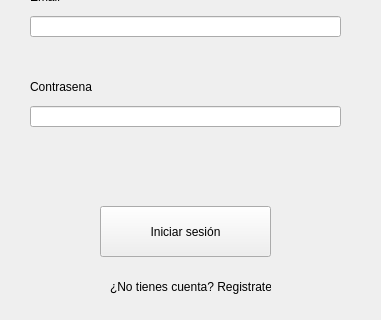
Before: the Qt Designer form ui/login.ui in Damapa03/Veterinaria, drawn with Qt 5; both pictures show x 0 to 381 and y 164 to 484 of the 381 by 484 pixel window.
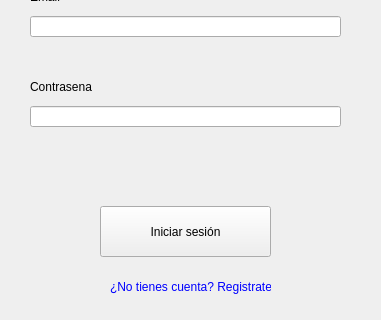
After: the same form once the commit is applied.

Diff of the .ui file:
```diff
--- a/ui/login.ui
+++ b/ui/login.ui
@@ -101,6 +101,9 @@
       <height>41</height>
      </rect>
     </property>
+    <property name="styleSheet">
+     <string notr="true">color: blue;</string>
+    </property>
     <property name="text">
      <string>¿No tienes cuenta? Registrate</string>
     </property>
```
Left out of the diff: 10 changed lines with no effect on the pictures.
